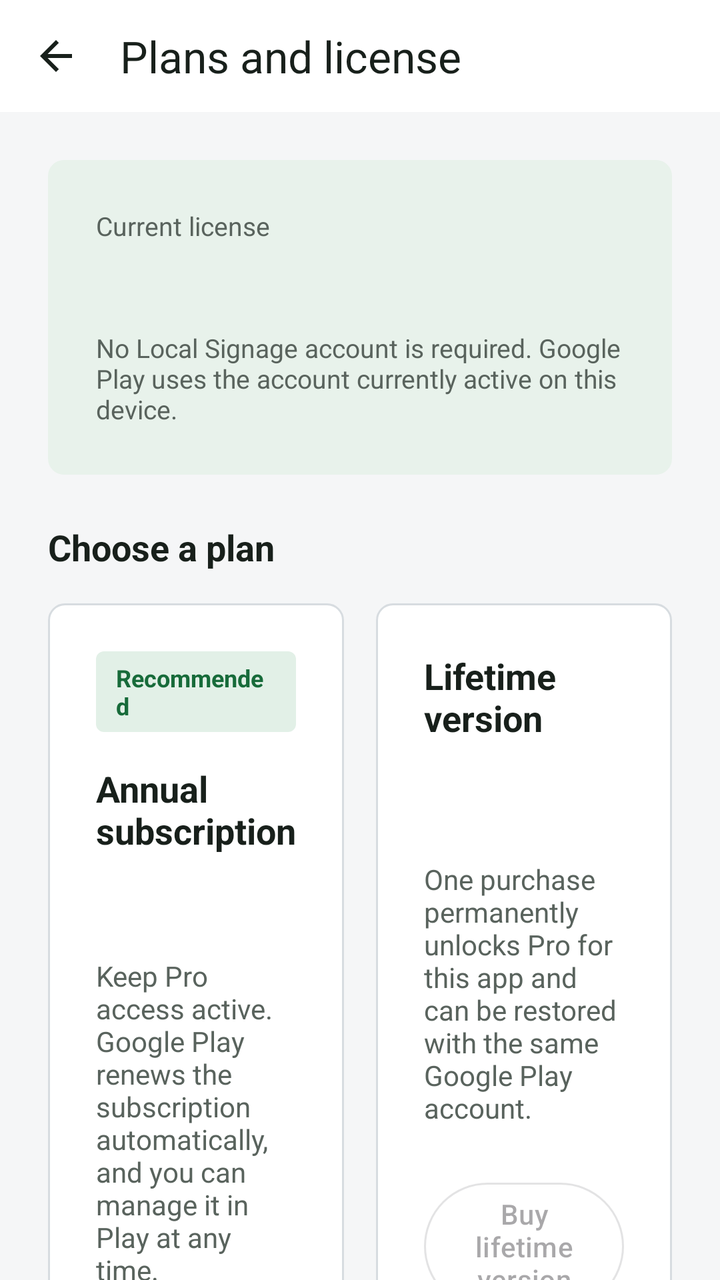
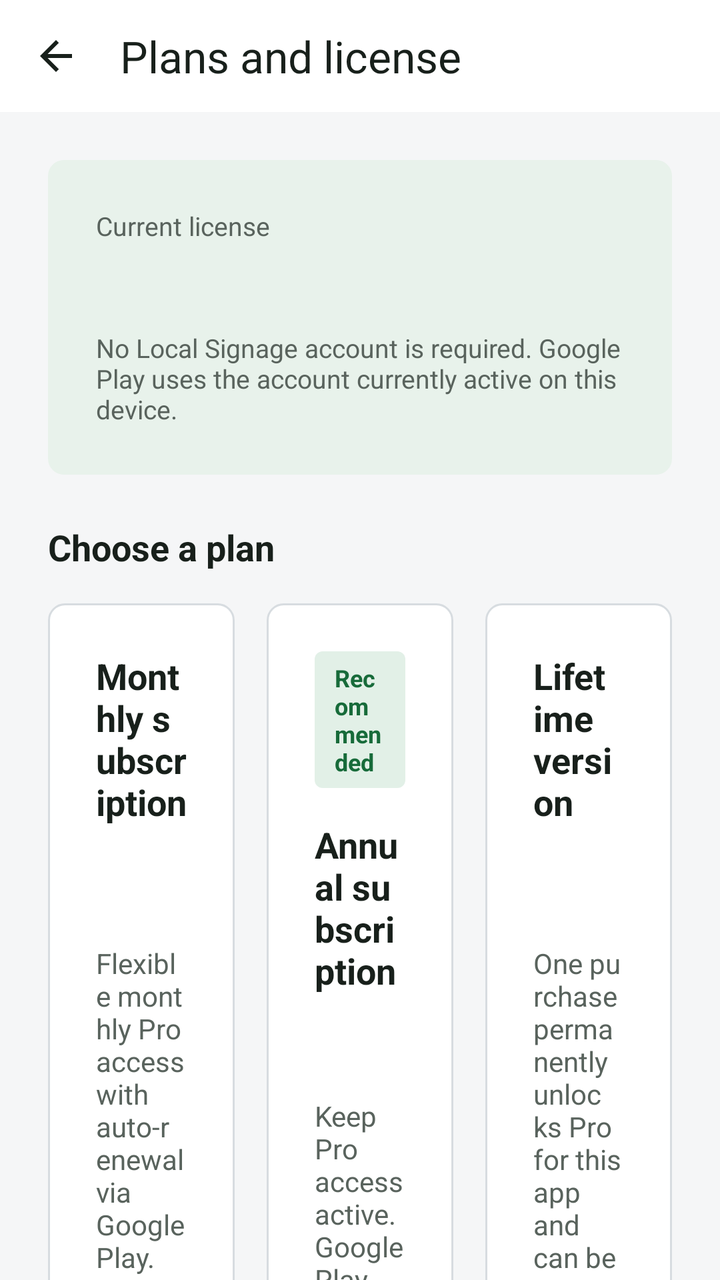

Screens rendered from an Android XML layout before and after an edit, with the pre-edit source and the edit as a unified diff.
<!-- AndroidManifest.xml: another module's application theme Theme.LocalSignage -->
<!-- res/layout/activity_billing.xml -->
<?xml version="1.0" encoding="utf-8"?>
<LinearLayout xmlns:android="http://schemas.android.com/apk/res/android"
    xmlns:app="http://schemas.android.com/apk/res-auto"
    android:id="@+id/billing_root"
    android:layout_width="match_parent"
    android:layout_height="match_parent"
    android:background="@color/billing_background"
    android:focusableInTouchMode="true"
    android:orientation="vertical">

    <FrameLayout
        android:id="@+id/toolbar_container"
        android:layout_width="match_parent"
        android:layout_height="wrap_content"
        android:background="@color/billing_surface">

        <com.google.android.material.appbar.MaterialToolbar
            android:id="@+id/toolbar"
            android:layout_width="match_parent"
            android:layout_height="56dp"
            app:navigationIcon="@drawable/ic_arrow_back_24"
            app:title="@string/billing_title"
            app:titleTextColor="@color/billing_text_primary" />
    </FrameLayout>

    <FrameLayout
        android:layout_width="match_parent"
        android:layout_height="0dp"
        android:layout_weight="1">

        <ScrollView
            android:id="@+id/content_scroll"
            android:layout_width="match_parent"
            android:layout_height="match_parent"
            android:clipToPadding="false"
            android:fillViewport="true"
            android:scrollbars="none">

            <androidx.constraintlayout.widget.ConstraintLayout
                android:layout_width="match_parent"
                android:layout_height="wrap_content">

                <LinearLayout
                    android:id="@+id/billing_content"
                    android:layout_width="0dp"
                    android:layout_height="wrap_content"
                    android:orientation="vertical"
                    android:padding="@dimen/billing_screen_padding"
                    app:layout_constraintEnd_toEndOf="parent"
                    app:layout_constraintStart_toStartOf="parent"
                    app:layout_constraintTop_toTopOf="parent"
                    app:layout_constraintWidth_max="@dimen/billing_content_max_width">

                    <LinearLayout
                        android:layout_width="match_parent"
                        android:layout_height="wrap_content"
                        android:background="@drawable/bg_billing_status"
                        android:orientation="vertical"
                        android:padding="@dimen/app_spacing_large">

                        <TextView
                            android:layout_width="match_parent"
                            android:layout_height="wrap_content"
                            android:text="@string/billing_current_version"
                            android:textColor="@color/billing_text_secondary"
                            android:textSize="13sp" />

                        <TextView
                            android:id="@+id/entitlement_status"
                            android:layout_width="match_parent"
                            android:layout_height="wrap_content"
                            android:layout_marginTop="6dp"
                            android:textColor="@color/billing_text_primary"
                            android:textSize="22sp"
                            android:textStyle="bold" />

                        <TextView
                            android:id="@+id/pending_notice"
                            android:layout_width="match_parent"
                            android:layout_height="wrap_content"
                            android:layout_marginTop="@dimen/app_spacing_small"
                            android:text="@string/billing_pending_notice"
                            android:textColor="@color/billing_warning"
                            android:textSize="14sp"
                            android:visibility="gone" />

                        <TextView
                            android:id="@+id/billing_error"
                            android:layout_width="match_parent"
                            android:layout_height="wrap_content"
                            android:layout_marginTop="@dimen/app_spacing_small"
                            android:textColor="@color/billing_error"
                            android:textSize="14sp"
                            android:visibility="gone" />

                        <TextView
                            android:layout_width="match_parent"
                            android:layout_height="wrap_content"
                            android:layout_marginTop="@dimen/app_spacing_small"
                            android:text="@string/billing_play_account_note"
                            android:textColor="@color/billing_text_secondary"
                            android:textSize="13sp" />

                        <com.google.android.material.button.MaterialButton
                            android:id="@+id/manage_subscription_button"
                            style="@style/Widget.Material3.Button.TextButton"
                            android:layout_width="wrap_content"
                            android:layout_height="wrap_content"
                            android:layout_marginTop="@dimen/app_spacing_small"
                            android:minWidth="0dp"
                            android:text="@string/billing_manage_subscription"
                            android:visibility="gone" />
                    </LinearLayout>

                    <TextView
                        android:layout_width="match_parent"
                        android:layout_height="wrap_content"
                        android:layout_marginTop="@dimen/app_spacing_large"
                        android:text="@string/billing_choose_plan"
                        android:textColor="@color/billing_text_primary"
                        android:textSize="18sp"
                        android:textStyle="bold" />

                    <LinearLayout
                        android:id="@+id/plan_container"
                        android:layout_width="match_parent"
                        android:layout_height="wrap_content"
                        android:layout_marginTop="@dimen/app_spacing_medium"
                        android:baselineAligned="false"
                        android:orientation="horizontal">

                        <LinearLayout
                            android:id="@+id/subscription_panel"
                            android:layout_width="0dp"
                            android:layout_height="wrap_content"
                            android:layout_weight="1"
                            android:background="@drawable/bg_billing_plan"
                            android:orientation="vertical"
                            android:padding="@dimen/app_spacing_large">

                            <TextView
                                android:layout_width="wrap_content"
                                android:layout_height="wrap_content"
                                android:background="@drawable/bg_welcome_label"
                                android:paddingStart="10dp"
                                android:paddingTop="5dp"
                                android:paddingEnd="10dp"
                                android:paddingBottom="5dp"
                                android:text="@string/billing_recommended"
                                android:textColor="@color/billing_accent"
                                android:textSize="12sp"
                                android:textStyle="bold" />

                            <TextView
                                android:layout_width="match_parent"
                                android:layout_height="wrap_content"
                                android:layout_marginTop="@dimen/app_spacing_medium"
                                android:text="@string/billing_subscription_title"
                                android:textColor="@color/billing_text_primary"
                                android:textSize="18sp"
                                android:textStyle="bold" />

                            <TextView
                                android:id="@+id/subscription_price"
                                android:layout_width="match_parent"
                                android:layout_height="wrap_content"
                                android:layout_marginTop="@dimen/app_spacing_small"
                                android:textColor="@color/billing_accent"
                                android:textSize="26sp"
                                android:textStyle="bold" />

                            <TextView
                                android:layout_width="match_parent"
                                android:layout_height="wrap_content"
                                android:layout_marginTop="@dimen/app_spacing_small"
                                android:text="@string/billing_subscription_description"
                                android:textColor="@color/billing_text_secondary"
                                android:textSize="14sp" />

                            <com.google.android.material.button.MaterialButton
                                android:id="@+id/subscription_button"
                                android:layout_width="match_parent"
                                android:layout_height="wrap_content"
                                android:layout_marginTop="@dimen/app_spacing_large"
                                android:enabled="false"
                                android:text="@string/billing_subscribe" />
                        </LinearLayout>

                        <LinearLayout
                            android:id="@+id/lifetime_panel"
                            android:layout_width="0dp"
                            android:layout_height="wrap_content"
                            android:layout_marginStart="@dimen/app_spacing_medium"
                            android:layout_weight="1"
                            android:background="@drawable/bg_billing_plan"
                            android:orientation="vertical"
                            android:padding="@dimen/app_spacing_large">

                            <TextView
                                android:layout_width="match_parent"
                                android:layout_height="wrap_content"
                                android:text="@string/billing_lifetime_title"
                                android:textColor="@color/billing_text_primary"
                                android:textSize="18sp"
                                android:textStyle="bold" />

                            <TextView
                                android:id="@+id/lifetime_price"
                                android:layout_width="match_parent"
                                android:layout_height="wrap_content"
                                android:layout_marginTop="@dimen/app_spacing_medium"
                                android:textColor="@color/billing_accent"
                                android:textSize="26sp"
                                android:textStyle="bold" />

                            <TextView
                                android:layout_width="match_parent"
                                android:layout_height="wrap_content"
                                android:layout_marginTop="@dimen/app_spacing_small"
                                android:text="@string/billing_lifetime_description"
                                android:textColor="@color/billing_text_secondary"
                                android:textSize="14sp" />

                            <com.google.android.material.button.MaterialButton
                                android:id="@+id/lifetime_button"
                                style="@style/Widget.Material3.Button.OutlinedButton"
                                android:layout_width="match_parent"
                                android:layout_height="wrap_content"
                                android:layout_marginTop="@dimen/app_spacing_large"
                                android:enabled="false"
                                android:text="@string/billing_buy_lifetime" />
                        </LinearLayout>
                    </LinearLayout>

                    <com.google.android.material.button.MaterialButton
                        android:id="@+id/restore_button"
                        style="@style/Widget.Material3.Button.OutlinedButton"
                        android:layout_width="match_parent"
                        android:layout_height="wrap_content"
                        android:layout_marginTop="@dimen/app_spacing_medium"
                        android:text="@string/billing_restore" />

                    <TextView
                        android:layout_width="match_parent"
                        android:layout_height="wrap_content"
                        android:layout_marginTop="@dimen/app_spacing_large"
                        android:gravity="center"
                        android:text="@string/billing_legal_note"
                        android:textColor="@color/billing_text_secondary"
                        android:textSize="13sp" />

                    <com.google.android.material.button.MaterialButton
                        android:id="@+id/legal_center_button"
                        style="@style/Widget.Material3.Button.TextButton"
                        android:layout_width="wrap_content"
                        android:layout_height="wrap_content"
                        android:layout_gravity="center_horizontal"
                        android:minWidth="0dp"
                        android:text="@string/legal_center_title" />
                </LinearLayout>
            </androidx.constraintlayout.widget.ConstraintLayout>
        </ScrollView>

        <com.google.android.material.progressindicator.CircularProgressIndicator
            android:id="@+id/progress_indicator"
            android:layout_width="48dp"
            android:layout_height="48dp"
            android:layout_gravity="center"
            android:visibility="gone" />
    </FrameLayout>
</LinearLayout>
<!-- resources referenced by this layout -->
<resources>
  <color name="billing_accent">#176B3A</color>
  <color name="billing_background">#F5F6F7</color>
  <color name="billing_error">#A22B2B</color>
  <color name="billing_surface">#FFFFFF</color>
  <color name="billing_text_primary">#18201B</color>
  <color name="billing_text_secondary">#59635D</color>
  <color name="billing_warning">#8A5A00</color>
  <dimen name="app_spacing_large">24dp</dimen>
  <dimen name="app_spacing_medium">16dp</dimen>
  <dimen name="app_spacing_small">8dp</dimen>
  <dimen name="billing_content_max_width">1120dp</dimen>
  <dimen name="billing_screen_padding">24dp</dimen>
  <!-- drawable bg_billing_plan (drawable) -->
  <?xml version="1.0" encoding="utf-8"?>
  <shape xmlns:android="http://schemas.android.com/apk/res/android" android:shape="rectangle">
      <solid android:color="@color/billing_surface" />
      <stroke android:width="1dp" android:color="@color/billing_stroke" />
      <corners android:radius="8dp" />
  </shape>
  <!-- drawable bg_billing_status (drawable) -->
  <?xml version="1.0" encoding="utf-8"?>
  <shape xmlns:android="http://schemas.android.com/apk/res/android" android:shape="rectangle">
      <solid android:color="@color/billing_status_surface" />
      <corners android:radius="8dp" />
  </shape>
  <!-- drawable bg_welcome_label (drawable) -->
  <?xml version="1.0" encoding="utf-8"?>
  <shape xmlns:android="http://schemas.android.com/apk/res/android">
      <corners android:radius="4dp" />
      <solid android:color="@color/welcome_accent_surface" />
  </shape>
  <!-- drawable ic_arrow_back_24 (drawable) -->
  <?xml version="1.0" encoding="utf-8"?>
  <vector xmlns:android="http://schemas.android.com/apk/res/android"
      android:width="24dp"
      android:height="24dp"
      android:viewportWidth="24"
      android:viewportHeight="24">
      <path
          android:fillColor="@color/billing_text_primary"
          android:pathData="M20,11H7.83l5.59,-5.59L12,4l-8,8 8,8 1.42,-1.41L7.83,13H20v-2z" />
  </vector>
  <string name="billing_buy_lifetime">Buy lifetime version</string>
  <string name="billing_choose_plan">Choose a plan</string>
  <string name="billing_current_version">Current license</string>
  <string name="billing_legal_note">Google Play shows the final price and billing currency</string>
  <string name="billing_lifetime_description">One purchase permanently unlocks Pro for this app and can be restored with the same Google Play account.</string>
  <string name="billing_lifetime_title">Lifetime version</string>
  <string name="billing_manage_subscription">Manage subscription</string>
  <string name="billing_pending_notice">Payment is pending. Paid access starts only after Google Play confirms the purchase.</string>
  <string name="billing_play_account_note">No Local Signage account is required. Google Play uses the account currently active on this device.</string>
  <string name="billing_recommended">Recommended</string>
  <string name="billing_restore">Restore purchases</string>
  <string name="billing_subscribe">Subscribe annually</string>
  <string name="billing_subscription_description">Keep Pro access active. Google Play renews the subscription automatically, and you can manage it in Play at any time.</string>
  <string name="billing_subscription_title">Annual subscription</string>
  <string name="billing_title">Plans and license</string>
  <string name="legal_center_title">Legal and privacy</string>
  <style name="Theme.LocalSignage" parent="Theme.LocalSignage.Base" />
  <color name="billing_stroke">#D7DCE0</color>
  <color name="billing_status_surface">#E8F2EB</color>
  <color name="welcome_accent_surface">#E2F0E7</color>
  <color name="primary">#1B5E20</color>
  <color name="on_primary">#FFFFFF</color>
  <!-- unchanged entries left out for length: 1 -->
</resources>

<!-- the commit's change to res/layout/activity_billing.xml (unified diff, before → after) -->
@@ -130,9 +130,54 @@
                         android:orientation="horizontal">
 
                         <LinearLayout
+                            android:id="@+id/monthly_panel"
+                            android:layout_width="0dp"
+                            android:layout_height="wrap_content"
+                            android:layout_weight="1"
+                            android:background="@drawable/bg_billing_plan"
+                            android:orientation="vertical"
+                            android:padding="@dimen/app_spacing_large">
+
+                            <TextView
+                                android:layout_width="match_parent"
+                                android:layout_height="wrap_content"
+                                android:text="@string/billing_monthly_title"
+                                android:textColor="@color/billing_text_primary"
+                                android:textSize="18sp"
+                                android:textStyle="bold" />
+
+                            <TextView
+                                android:id="@+id/monthly_price"
+                                android:layout_width="match_parent"
+                                android:layout_height="wrap_content"
+                                android:layout_marginTop="@dimen/app_spacing_medium"
+                                android:textColor="@color/billing_accent"
+                                android:textSize="26sp"
+                                android:textStyle="bold" />
+
+                            <TextView
+                                android:layout_width="match_parent"
+                                android:layout_height="wrap_content"
+                                android:layout_marginTop="@dimen/app_spacing_small"
+                                android:text="@string/billing_monthly_description"
+                                android:textColor="@color/billing_text_secondary"
+                                android:textSize="14sp" />
+
+                            <com.google.android.material.button.MaterialButton
+                                android:id="@+id/monthly_button"
+                                style="@style/Widget.Material3.Button.OutlinedButton"
+                                android:layout_width="match_parent"
+                                android:layout_height="wrap_content"
+                                android:layout_marginTop="@dimen/app_spacing_large"
+                                android:enabled="false"
+                                android:text="@string/billing_subscribe_monthly" />
+                        </LinearLayout>
+
+                        <LinearLayout
                             android:id="@+id/subscription_panel"
                             android:layout_width="0dp"
                             android:layout_height="wrap_content"
+                            android:layout_marginStart="@dimen/app_spacing_medium"
                             android:layout_weight="1"
                             android:background="@drawable/bg_billing_plan"
                             android:orientation="vertical"
<!-- resource entries referenced after the edit -->
@@ -49,11 +49,14 @@
   <string name="billing_lifetime_description">One purchase permanently unlocks Pro for this app and can be restored with the same Google Play account.</string>
   <string name="billing_lifetime_title">Lifetime version</string>
   <string name="billing_manage_subscription">Manage subscription</string>
+  <string name="billing_monthly_description">Flexible monthly Pro access with auto-renewal via Google Play.</string>
+  <string name="billing_monthly_title">Monthly subscription</string>
   <string name="billing_pending_notice">Payment is pending. Paid access starts only after Google Play confirms the purchase.</string>
   <string name="billing_play_account_note">No Local Signage account is required. Google Play uses the account currently active on this device.</string>
   <string name="billing_recommended">Recommended</string>
   <string name="billing_restore">Restore purchases</string>
   <string name="billing_subscribe">Subscribe annually</string>
+  <string name="billing_subscribe_monthly">Subscribe monthly</string>
   <string name="billing_subscription_description">Keep Pro access active. Google Play renews the subscription automatically, and you can manage it in Play at any time.</string>
   <string name="billing_subscription_title">Annual subscription</string>
   <string name="billing_title">Plans and license</string>
